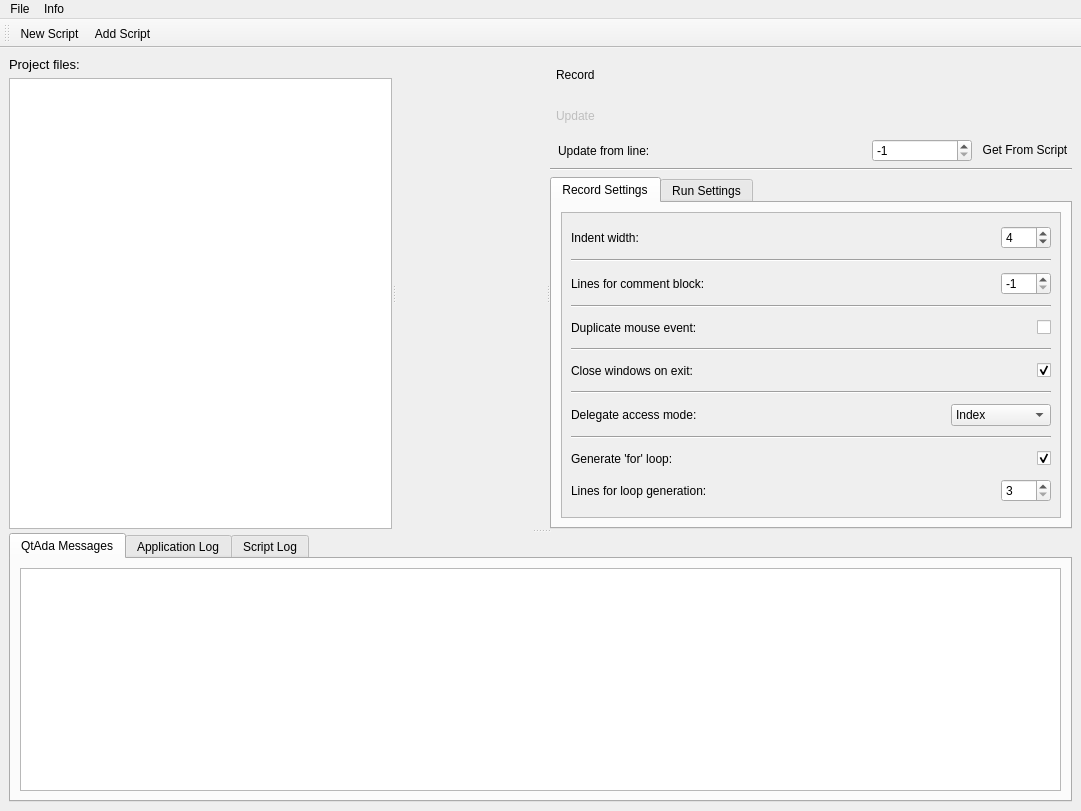
Old version of the form client/gui/QtAdaGui.ui in the repository lildannita/QtAda.
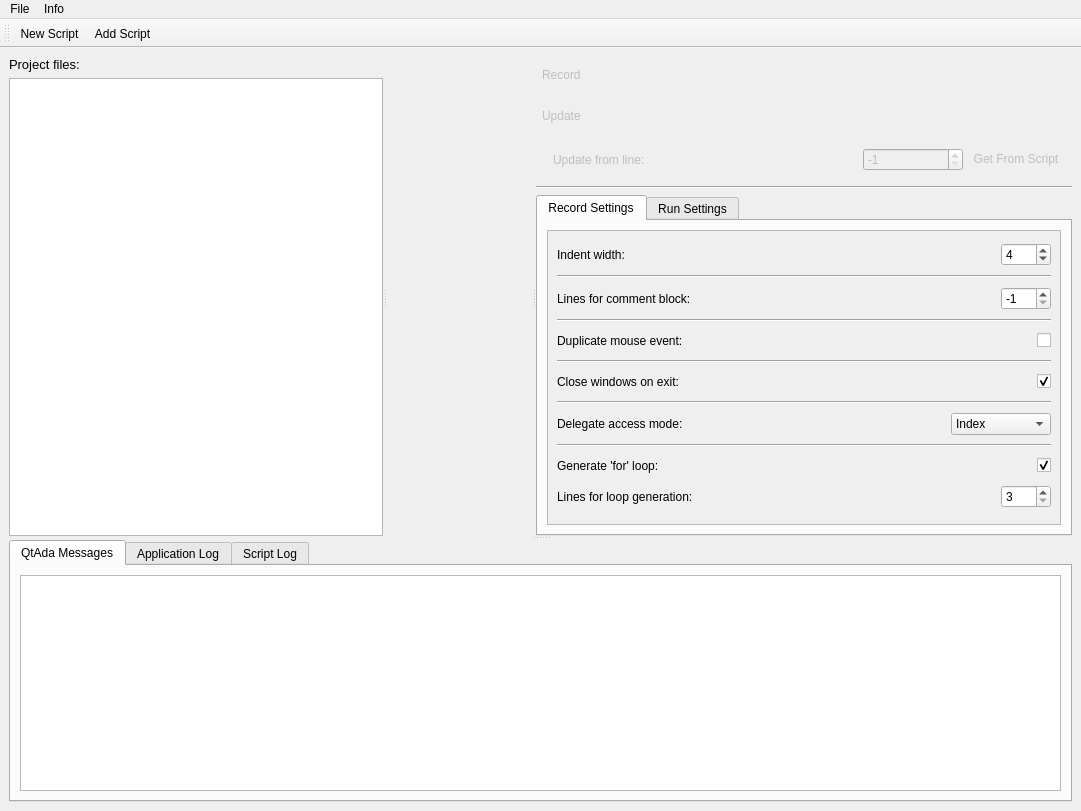
New version of the form. Icons and pictures are not drawn.

Diff of the .ui file:
```diff
--- a/client/gui/QtAdaGui.ui
+++ b/client/gui/QtAdaGui.ui
@@ -27,11 +27,23 @@
       <property name="orientation">
        <enum>Qt::Vertical</enum>
       </property>
-      <widget class="QSplitter" name="splitter">
+      <property name="opaqueResize">
+       <bool>true</bool>
+      </property>
+      <property name="childrenCollapsible">
+       <bool>false</bool>
+      </property>
+      <widget class="QSplitter" name="contentSplitter">
        <property name="orientation">
         <enum>Qt::Horizontal</enum>
        </property>
-       <widget class="QWidget" name="layoutWidget">
+       <property name="opaqueResize">
+        <bool>true</bool>
+       </property>
+       <property name="childrenCollapsible">
+        <bool>false</bool>
+       </property>
+       <widget class="QWidget" name="projectFilesWidget" native="true">
         <layout class="QVBoxLayout" name="verticalLayout">
          <item>
           <widget class="QLabel" name="projectFilesLabel">
@@ -47,21 +59,46 @@
           </widget>
          </item>
          <item>
-          <widget class="QTreeView" name="projectFilesView"/>
+          <widget class="QTreeView" name="projectFilesView">
+           <property name="expandsOnDoubleClick">
+            <bool>false</bool>
+           </property>
+           <attribute name="headerVisible">
+            <bool>false</bool>
+           </attribute>
+          </widget>
          </item>
         </layout>
        </widget>
        <widget class="QWidget" name="contentWidget" native="true">
+        <property name="sizePolicy">
+         <sizepolicy hsizetype="Minimum" vsizetype="Minimum">
+          <horstretch>0</horstretch>
+          <verstretch>0</verstretch>
+         </sizepolicy>
+        </property>
         <property name="styleSheet">
          <string notr="true"/>
         </property>
        </widget>
-       <widget class="QWidget" name="layoutWidget_2">
-        <layout class="QVBoxLayout" name="verticalLayout_3">
+       <widget class="QWidget" name="recordAndSettingsWidget" native="true">
+        <property name="sizePolicy">
+         <sizepolicy hsizetype="Minimum" vsizetype="Minimum">
+          <horstretch>0</horstretch>
+          <verstretch>0</verstretch>
+         </sizepolicy>
+        </property>
+        <layout class="QVBoxLayout" name="recordAndSettingsLayout">
+         <property name="sizeConstraint">
+          <enum>QLayout::SetDefaultConstraint</enum>
+         </property>
          <item>
           <layout class="QVBoxLayout" name="verticalLayout_2">
            <item>
             <widget class="QPushButton" name="recordButton">
+             <property name="enabled">
+              <bool>false</bool>
+             </property>
              <property name="minimumSize">
               <size>
                <width>0</width>
@@ -124,6 +161,10 @@
             </widget>
            </item>
            <item>
+            <widget class="QWidget" name="updateLineIndex" native="true">
+             <property name="enabled">
+              <bool>false</bool>
+             </property>
             <layout class="QHBoxLayout" name="horizontalLayout_10">
              <item>
               <widget class="QLabel" name="lineIndexLabel">
@@ -172,6 +213,9 @@
              </item>
              <item>
               <widget class="QPushButton" name="lineIndexFromScriptButton">
+                <property name="enabled">
+                 <bool>false</bool>
+                </property>
                <property name="text">
                 <string>Get From Script</string>
                </property>
@@ -188,6 +232,7 @@
               </widget>
              </item>
             </layout>
+            </widget>
            </item>
           </layout>
          </item>
@@ -218,8 +263,8 @@
                  <rect>
                   <x>0</x>
                   <y>0</y>
-                  <width>341</width>
-                  <height>315</height>
+                  <width>506</width>
+                  <height>277</height>
                  </rect>
                 </property>
                 <layout class="QVBoxLayout" name="verticalLayout_4">
```
Left out of the diff: 8 changed lines with no effect on the pictures. Lines whose indentation alone changed are shown as unchanged.
